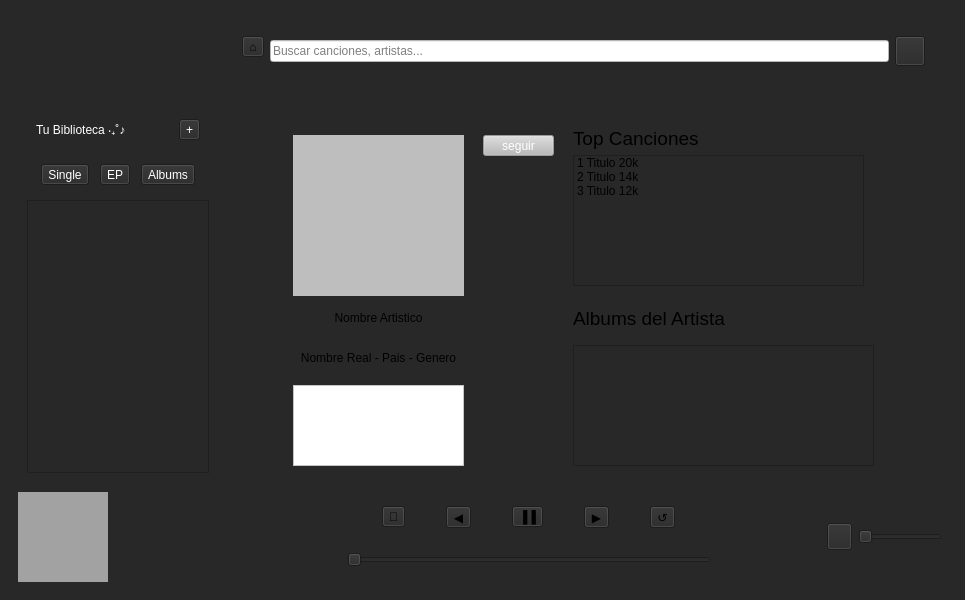
Old version of the form artistawindow.ui in the repository Scastelar/Music-Player.
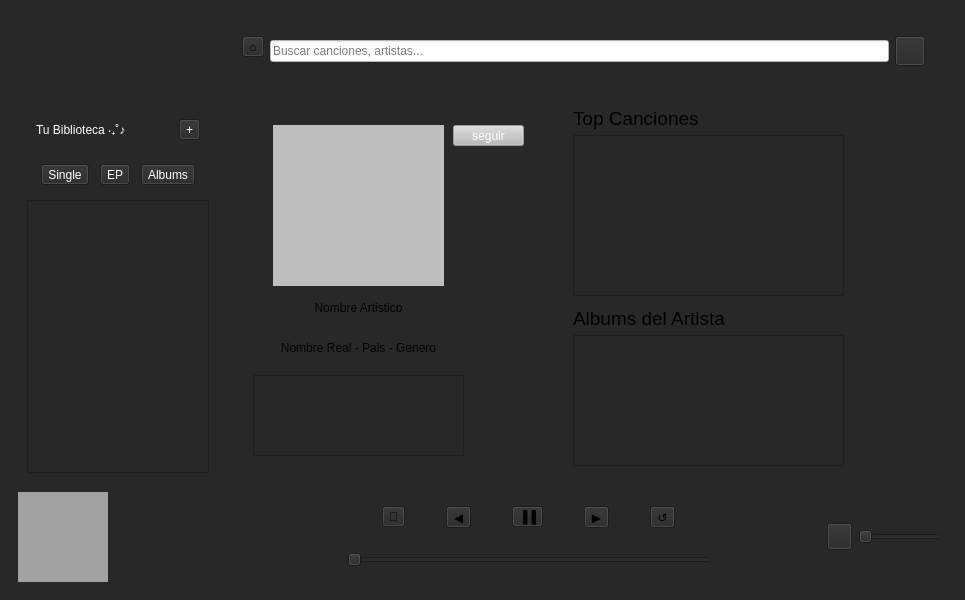
New version of the form. The open tabs and pages were chosen to show the change.

What changed in the file:
```diff
--- a/artistawindow.ui
+++ b/artistawindow.ui
@@ -1441,8 +1441,8 @@
               <widget class="QLabel" name="PFPLabel">
                <property name="geometry">
                 <rect>
-                 <x>60</x>
-                 <y>40</y>
+                 <x>40</x>
+                 <y>30</y>
                  <width>171</width>
                  <height>161</height>
                 </rect>
@@ -1463,8 +1463,8 @@
               <widget class="QLabel" name="USERlabel">
                <property name="geometry">
                 <rect>
-                 <x>60</x>
-                 <y>210</y>
+                 <x>40</x>
+                 <y>200</y>
                  <width>171</width>
                  <height>26</height>
                 </rect>
@@ -1490,26 +1490,11 @@
                <property name="geometry">
                 <rect>
                  <x>340</x>
-                 <y>60</y>
-                 <width>291</width>
-                 <height>131</height>
+                 <y>40</y>
+                 <width>271</width>
+                 <height>161</height>
                 </rect>
                </property>
-               <item>
-                <property name="text">
-                 <string>1 Titulo 20k</string>
-                </property>
-               </item>
-               <item>
-                <property name="text">
-                 <string>2 Titulo 14k</string>
-                </property>
-               </item>
-               <item>
-                <property name="text">
-                 <string>3 Titulo 12k</string>
-                </property>
-               </item>
               </widget>
               <widget class="QToolButton" name="toolButton_upload_8">
                <property name="enabled">
@@ -1517,8 +1502,8 @@
                </property>
                <property name="geometry">
                 <rect>
-                 <x>250</x>
-                 <y>40</y>
+                 <x>220</x>
+                 <y>30</y>
                  <width>71</width>
                  <height>21</height>
                 </rect>
@@ -1535,7 +1520,7 @@
                <property name="geometry">
                 <rect>
                  <x>340</x>
-                 <y>30</y>
+                 <y>10</y>
                  <width>171</width>
                  <height>26</height>
                 </rect>
@@ -1579,9 +1564,9 @@
                <property name="geometry">
                 <rect>
                  <x>340</x>
-                 <y>250</y>
-                 <width>301</width>
-                 <height>121</height>
+                 <y>240</y>
+                 <width>271</width>
+                 <height>131</height>
                 </rect>
                </property>
                <property name="widgetResizable">
@@ -1592,8 +1577,8 @@
                  <rect>
                   <x>0</x>
                   <y>0</y>
-                  <width>299</width>
-                  <height>119</height>
+                  <width>269</width>
+                  <height>129</height>
                  </rect>
                 </property>
                 <layout class="QHBoxLayout" name="horizontalLayout_31">
@@ -1608,8 +1593,8 @@
               <widget class="QLabel" name="USERlabel_2">
                <property name="geometry">
                 <rect>
-                 <x>40</x>
-                 <y>250</y>
+                 <x>20</x>
+                 <y>240</y>
                  <width>211</width>
                  <height>26</height>
                 </rect>
@@ -1633,14 +1618,14 @@
               <widget class="QTextBrowser" name="DESCtext">
                <property name="geometry">
                 <rect>
-                 <x>60</x>
-                 <y>290</y>
-                 <width>171</width>
+                 <x>20</x>
+                 <y>280</y>
+                 <width>211</width>
                  <height>81</height>
                 </rect>
                </property>
                <property name="styleSheet">
-                <string notr="true">background-color: rgb(255, 255, 255);</string>
+                <string notr="true">color: rgb(190, 190, 190);</string>
                </property>
               </widget>
              </widget>
```
Left out of the diff: 2 changed lines with no effect on the pictures.
